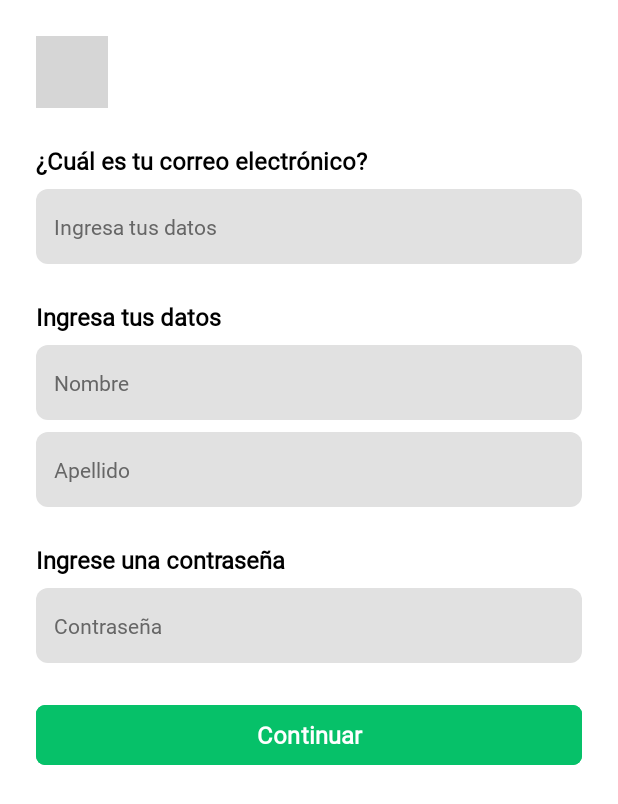
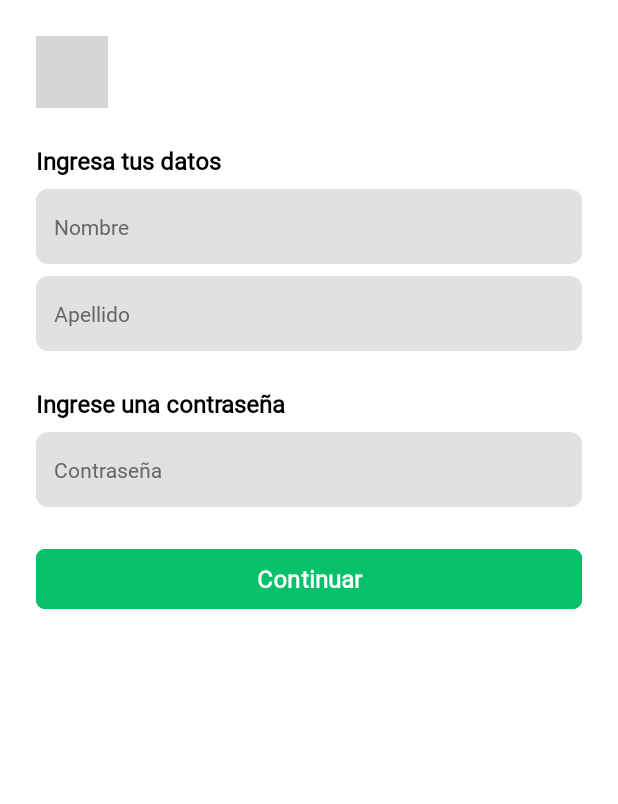
Before and after one commit to LuzAndrade7/Grupo7Deligo, an Android app: the RegistroActivity screen opened directly, with no data from a screen before it, on a phone screen of 412 x 824 dp. Shown: the top 804 px of the screen. Run offline under Robolectric (Android 15) with nearby library versions, the phone set to English and light mode, and no system bars; grey boxes are pictures that could not be loaded.

Commit message:
Nombre Perfil

```diff
--- a/app/src/main/res/layout/activity_profile.xml
+++ b/app/src/main/res/layout/activity_profile.xml
@@ -49,10 +49,11 @@ android:background="#F5F5F5">
                 android:id="@+id/tv_user_name"
                 android:layout_width="wrap_content"
                 android:layout_height="wrap_content"
-                android:text="@string/nombre"
+                android:text=""
                 android:textColor="#333333"
                 android:textSize="18sp"
                 android:textStyle="bold" />
+
 
             <TextView
                 android:id="@+id/tv_view_account"
--- a/app/src/main/res/layout/activity_registro.xml
+++ b/app/src/main/res/layout/activity_registro.xml
@@ -25,33 +25,10 @@
             android:contentDescription="@string/back" />
 
         <!-- Pregunta de correo -->
-        <TextView
-            android:id="@+id/textEmailQuestion"
-            android:layout_width="match_parent"
-            android:layout_height="wrap_content"
-            android:text="@string/question_email"
-            android:textSize="16sp"
-            android:textStyle="bold"
-            android:fontFamily="@font/montserrat"
-            android:textColor="@color/black"
-            android:layout_marginTop="24dp" />
+
 
         <!-- Input de correo -->
-        <EditText
-            android:id="@+id/editTextEmail"
-            android:layout_width="match_parent"
-            android:layout_height="50dp"
-            android:autofillHints=""
-            android:background="@drawable/bg_input_rectangle"
-            android:hint="@string/hint_email"
-            android:inputType="textEmailAddress"
-            android:paddingStart="12dp"
-            android:paddingEnd="12dp"
-            android:textColor="@color/black"
-            android:textColorHint="@color/dark_grey"
-            android:fontFamily="@font/montserrat"
-            android:textSize="14sp"
-            android:layout_marginTop="8dp" />
+
 
         <!-- Título datos personales -->
         <TextView
```
Also changed, not shown: app/src/main/java/com/example/grupo7deligo/PhoneNumberActivity.kt (+6 -6 lines), app/src/main/java/com/example/grupo7deligo/Profile.kt (+13 -9 lines), app/src/main/java/com/example/grupo7deligo/RegistroActivity.kt (+19 -44 lines).
